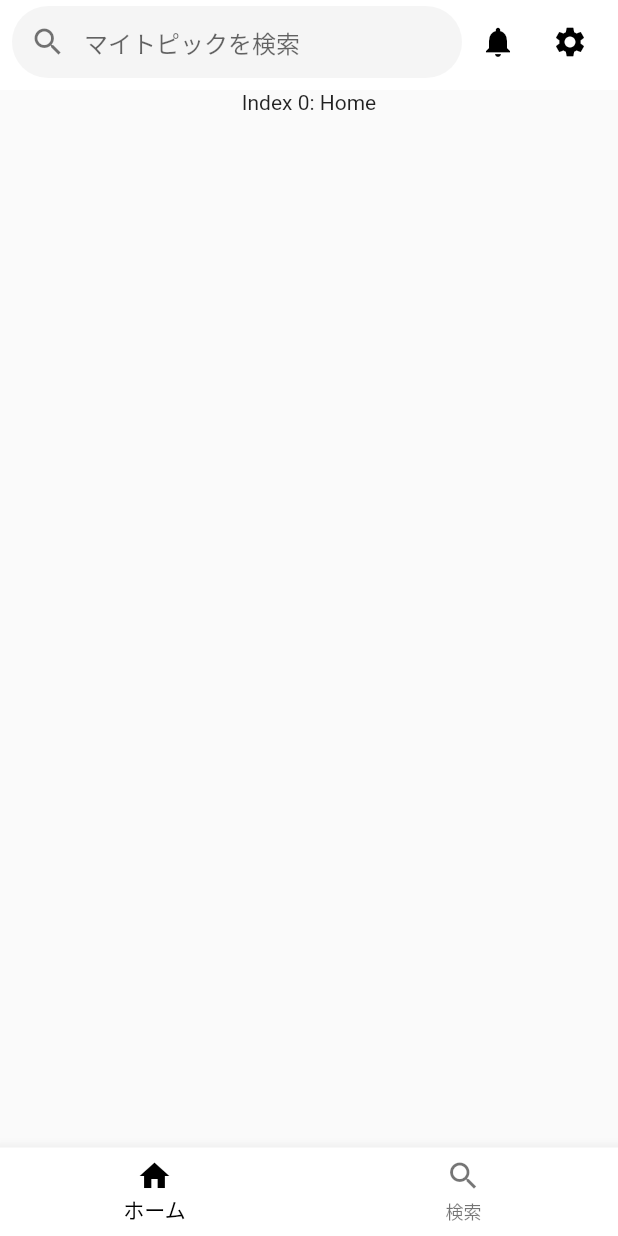
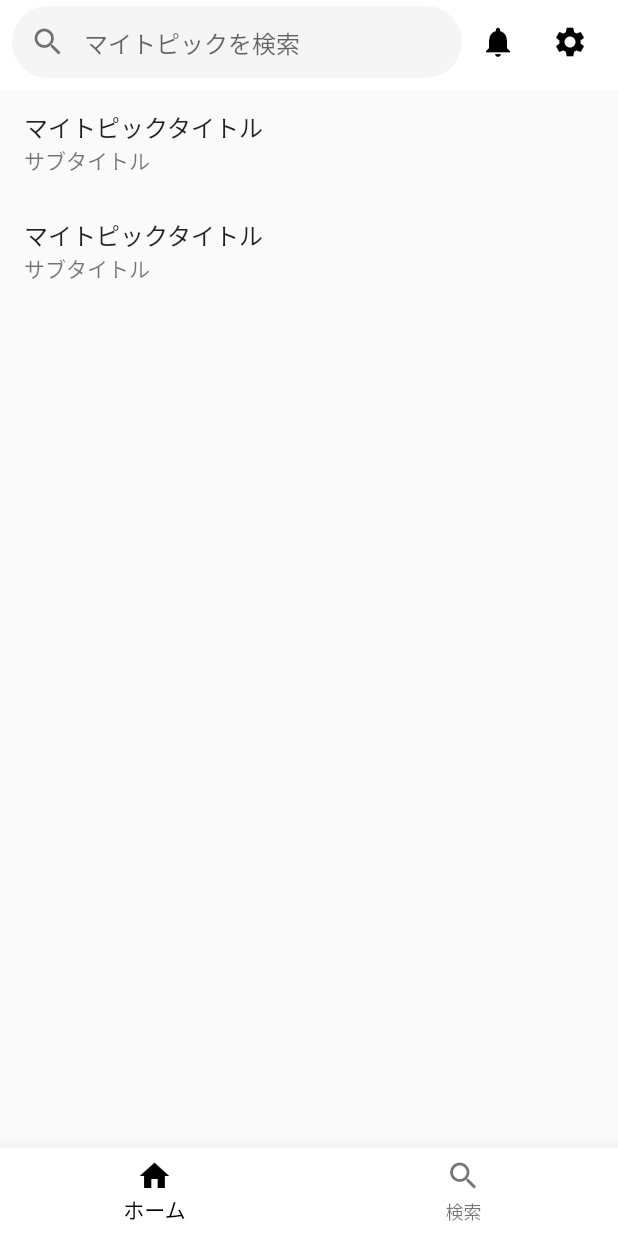
Before and after one commit to takeruk-com/chatachata, a Flutter app: the screen it shows after launch, on a phone screen of 412 x 824 dp. Run offline on Flutter 3.47's test engine with Material 2 defaults, Android fonts, the phone set to English and light mode, and no system bars.

Commit message:
追加：ホームページのマイトピックリスト

```diff
--- a/flutter_application/lib/home/home_page.dart
+++ b/flutter_application/lib/home/home_page.dart
@@ -1,6 +1,7 @@
 import 'package:flutter/material.dart';
 import 'package:flutter_application/notification/notification_page.dart';
 import 'package:flutter_application/setting/setting_page.dart';
+import 'package:flutter_application/widget/topic_list_tile_widget.dart';
 
 class HomePage extends StatefulWidget {
   const HomePage({Key? key}) : super(key: key);
@@ -119,19 +120,25 @@ class _HomePageState extends State<HomePage> {
             titleSpacing: 0,
             elevation: 0,
           ),
-          SliverToBoxAdapter(
-            child: !_searchBoolean ? myTopic() : searchMyTopic(),
-          ),
+          !_searchBoolean
+              ? SliverList(
+                  delegate: SliverChildBuilderDelegate(
+                    (context, index) {
+                      return const TopicListTileWidget();
+                    },
+                    childCount: 2,
+                  ),
+                )
+              : SliverList(
+                  delegate: SliverChildBuilderDelegate(
+                    (context, index) {
+                      return const TopicListTileWidget();
+                    },
+                    childCount: 0,
+                  ),
+                )
         ],
       ),
     );
   }
 }
-
-Widget myTopic() {
-  return const Center(child: Text('Index 0: Home'));
-}
-
-Widget searchMyTopic() {
-  return const Center(child: Text('マイトピックを検索'));
-}
--- /dev/null
+++ b/flutter_application/lib/widget/topic_list_tile_widget.dart
@@ -0,0 +1,15 @@
+import 'package:flutter/material.dart';
+
+class TopicListTileWidget extends StatelessWidget {
+  const TopicListTileWidget({
+    Key? key,
+  }) : super(key: key);
+
+  @override
+  Widget build(BuildContext context) {
+    return const ListTile(
+      title: Text("マイトピックタイトル"),
+      subtitle: Text("サブタイトル"),
+    );
+  }
+}
```
